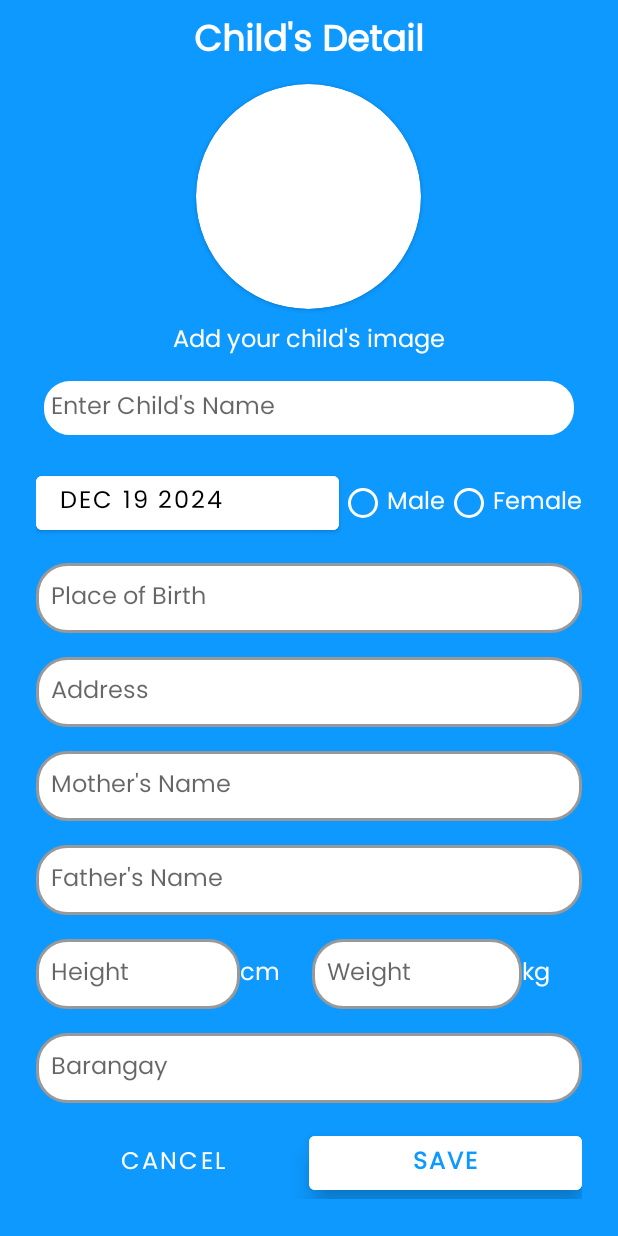
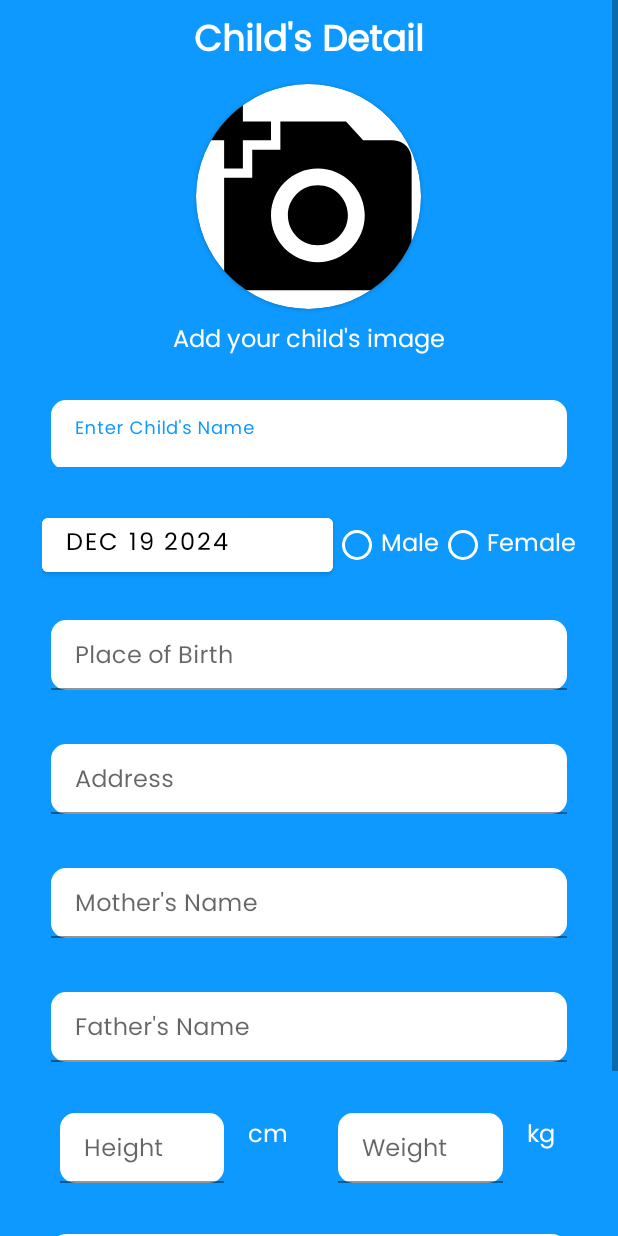
Before and after one commit to Hysao/ImmuniCare, an Android app: the ChildInputActivity screen opened directly, with no data from a screen before it, on a phone screen of 412 x 824 dp. Run offline under Robolectric (Android 15) with nearby library versions, the light colour scheme and no system bars; our stand-ins replace Firebase (no records; nobody signed in at launch, a user with empty details on screens opened directly).

Commit message:
ChildInput UI updATE

```diff
--- a/app/src/main/java/com/myprograms/immunicare/user/ChildInputActivity.java
+++ b/app/src/main/java/com/myprograms/immunicare/user/ChildInputActivity.java
@@ -8,6 +8,7 @@ import android.view.View;
 import android.widget.Button;
 import android.widget.DatePicker;
 import android.widget.EditText;
+import android.widget.ImageView;
 import android.widget.RadioButton;
 import android.widget.Toast;
 
@@ -37,6 +38,8 @@ public class ChildInputActivity extends AppCompatActivity {
     private EditText childName, childPlaceOfBirth, childAddress, childMotherName, childFatherName,
             childHeight, childWeight, childBarangay;
     private RadioButton male, female;
+
+   private ImageView childPhoto;
 
     private FirebaseAuth mAuth;
     private FirebaseUser mUser;
--- a/app/src/main/res/layout/activity_child_input.xml
+++ b/app/src/main/res/layout/activity_child_input.xml
@@ -1,5 +1,6 @@
 <?xml version="1.0" encoding="utf-8"?>
-<ScrollView xmlns:android="http://schemas.android.com/apk/res/android"
+<ScrollView
+    xmlns:android="http://schemas.android.com/apk/res/android"
     xmlns:app="http://schemas.android.com/apk/res-auto"
     xmlns:tools="http://schemas.android.com/tools"
     android:id="@+id/main"
@@ -40,6 +41,15 @@
             app:cardPreventCornerOverlap="true"
             >
 
+            <ImageView
+                android:layout_width="match_parent"
+                android:layout_height="match_parent"
+                android:id="@+id/childPhoto"
+                android:background="@drawable/vc_add_photo_100"
+                android:backgroundTint="@color/black"
+                android:scaleType="centerCrop"
+                android:layout_gravity="center"
+                />
 
 
         </androidx.cardview.widget.CardView>
@@ -55,27 +65,42 @@
             android:textColor="@color/white"
             />
 
+        <com.google.android.material.textfield.TextInputLayout
+            android:layout_width="match_parent"
+            android:layout_height="wrap_content"
+            android:fontFamily="@font/poppins_regular"
+            android:textSize="16sp"
+            android:layout_marginHorizontal="16dp"
+            android:layout_marginVertical="8dp"
+            android:padding="10dp"
+            app:boxCornerRadiusBottomEnd="10dp"
+            app:boxCornerRadiusBottomStart="10dp"
+            app:boxCornerRadiusTopEnd="10dp"
+            app:boxCornerRadiusTopStart="10dp"
+            android:hint="@string/enter_child_s_name"
+
+            >
+
         <EditText
             android:id="@+id/childName"
             android:layout_width="match_parent"
             android:layout_height="wrap_content"
             android:layout_marginTop="8dp"
             android:autofillHints="name"
+            android:padding="10dp"
             android:fontFamily="@font/poppins_regular"
             android:textSize="16sp"
-            android:hint="@string/enter_child_s_name"
-            android:background="@drawable/bg_et"
             android:inputType="textPersonName"
-            android:padding="10dp"
-            android:layout_marginHorizontal="16dp"
-            android:layout_marginVertical="8dp"
+            android:backgroundTint="@color/white"
             />
+
+        </com.google.android.material.textfield.TextInputLayout>
 
         <LinearLayout
             android:layout_width="match_parent"
             android:layout_height="wrap_content"
             android:orientation="horizontal"
-            android:layout_marginHorizontal="16dp"
+            android:layout_marginHorizontal="20dp"
             android:layout_marginVertical="8dp"
             >
 
@@ -130,20 +155,48 @@
 
         </LinearLayout>
 
+        <com.google.android.material.textfield.TextInputLayout
+            android:layout_width="match_parent"
+            android:layout_height="wrap_content"
+            android:fontFamily="@font/poppins_regular"
+            android:textSize="16sp"
+            android:layout_marginHorizontal="16dp"
+            android:layout_marginVertical="8dp"
+            android:padding="10dp"
+            app:boxCornerRadiusBottomEnd="10dp"
+            app:boxCornerRadiusBottomStart="10dp"
+            app:boxCornerRadiusTopEnd="10dp"
+            app:boxCornerRadiusTopStart="10dp"
+            android:hint="@string/place_of_birth"
+
+            >
             <EditText
                 android:id="@+id/childPlaceOfBirth"
                 android:layout_width="match_parent"
                 android:layout_height="wrap_content"
                 android:fontFamily="@font/poppins_regular"
                 android:textSize="16sp"
-            android:hint="@string/place_of_birth"
-            android:background="@drawable/bg_et"
-            android:inputType="textPersonName"
                 android:padding="10dp"
+                android:backgroundTint="@color/white"
+                />
+
+        </com.google.android.material.textfield.TextInputLayout>
+
+        <com.google.android.material.textfield.TextInputLayout
+            android:layout_width="match_parent"
+            android:layout_height="wrap_content"
+            android:fontFamily="@font/poppins_regular"
+            android:textSize="16sp"
             android:layout_marginHorizontal="16dp"
             android:layout_marginVertical="8dp"
-            />
+            android:padding="10dp"
+            app:boxCornerRadiusBottomEnd="10dp"
+            app:boxCornerRadiusBottomStart="10dp"
+            app:boxCornerRadiusTopEnd="10dp"
+            app:boxCornerRadiusTopStart="10dp"
+            android:hint="@string/address"
 
+            >
 
             <EditText
                 android:id="@+id/childAddress"
@@ -151,27 +204,56 @@
                 android:layout_height="wrap_content"
                 android:fontFamily="@font/poppins_regular"
                 android:textSize="16sp"
-            android:hint="@string/address"
-            android:background="@drawable/bg_et"
-            android:inputType="textPersonName"
+
                 android:padding="10dp"
-            android:layout_marginVertical="8dp"
-            android:layout_marginHorizontal="16dp"
+                android:backgroundTint="@color/white"
                 />
 
+        </com.google.android.material.textfield.TextInputLayout>
+
+
+        <com.google.android.material.textfield.TextInputLayout
+            android:layout_width="match_parent"
+            android:layout_height="wrap_content"
+            android:fontFamily="@font/poppins_regular"
+            android:textSize="16sp"
+            android:layout_marginHorizontal="16dp"
+            android:layout_marginVertical="8dp"
+            android:padding="10dp"
+            app:boxCornerRadiusBottomEnd="10dp"
+            app:boxCornerRadiusBottomStart="10dp"
+            app:boxCornerRadiusTopEnd="10dp"
+            app:boxCornerRadiusTopStart="10dp"
+            android:hint="@string/mother_s_name"
+            >
             <EditText
                 android:id="@+id/childMotherName"
                 android:layout_width="match_parent"
                 android:layout_height="wrap_content"
                 android:fontFamily="@font/poppins_regular"
                 android:textSize="16sp"
-            android:hint="@string/mother_s_name"
-            android:background="@drawable/bg_et"
                 android:inputType="textPersonName"
                 android:padding="10dp"
+                android:backgroundTint="@color/white"
+                />
+
+        </com.google.android.material.textfield.TextInputLayout>
+
+        <com.google.android.material.textfield.TextInputLayout
+            android:layout_width="match_parent"
+            android:layout_height="wrap_content"
+            android:fontFamily="@font/poppins_regular"
+            android:textSize="16sp"
             android:layout_marginHorizontal="16dp"
             android:layout_marginVertical="8dp"
-            />
+            android:padding="10dp"
+            app:boxCornerRadiusBottomEnd="10dp"
+            app:boxCornerRadiusBottomStart="10dp"
+            app:boxCornerRadiusTopEnd="10dp"
+            app:boxCornerRadiusTopStart="10dp"
+            android:hint="@string/father_s_name"
+
+            >
 
             <EditText
                 android:id="@+id/childFatherName"
@@ -179,14 +261,15 @@
                 android:layout_height="wrap_content"
                 android:fontFamily="@font/poppins_regular"
                 android:textSize="16sp"
-            android:hint="@string/father_s_name"
                 android:textColor="@color/black"
-            android:background="@drawable/bg_et"
                 android:inputType="textPersonName"
                 android:padding="10dp"
-            android:layout_marginHorizontal="16dp"
-            android:layout_marginVertical="8dp"
+                android:backgroundTint="@color/white"
                 />
+
+        </com.google.android.material.textfield.TextInputLayout>
+
+
 
         <LinearLayout
             android:layout_width="match_parent"
@@ -196,17 +279,33 @@
             android:layout_marginVertical="8dp"
             >
 
+            <com.google.android.material.textfield.TextInputLayout
+                android:layout_width="wrap_content"
+                android:layout_height="wrap_content"
+                android:fontFamily="@font/poppins_regular"
+                android:textSize="16sp"
+                android:layout_marginHorizontal="16dp"
+                android:layout_marginVertical="8dp"
+                app:boxCornerRadiusBottomEnd="10dp"
+                app:boxCornerRadiusBottomStart="10dp"
+                app:boxCornerRadiusTopEnd="10dp"
+                app:boxCornerRadiusTopStart="10dp"
+                android:hint="@string/height"
+                android:layout_weight="3"
+                >
                 <EditText
                     android:id="@+id/childHeight"
-                android:layout_width="wrap_content"
+                    android:layout_width="match_parent"
                     android:layout_height="wrap_content"
-                android:layout_weight="3"
                     android:textSize="16sp"
                     android:padding="10dp"
-                android:background="@drawable/bg_et"
-                android:hint="@string/height"
                     android:fontFamily="@font/poppins_regular"
+                    android:backgroundTint="@color/white"
                     />
+
+            </com.google.android.material.textfield.TextInputLayout>
+
+
 
             <TextView
                 android:layout_width="wrap_content"
@@ -218,17 +317,35 @@
                 android:textColor="@color/white"
                 />
 
+            <com.google.android.material.textfield.TextInputLayout
+                android:layout_width="wrap_content"
+                android:layout_height="wrap_content"
+                android:fontFamily="@font/poppins_regular"
+                android:textSize="16sp"
+                android:layout_marginHorizontal="16dp"
+                android:layout_marginVertical="8dp"
+                app:boxCornerRadiusBottomEnd="10dp"
+                app:boxCornerRadiusBottomStart="10dp"
+                app:boxCornerRadiusTopEnd="10dp"
+                app:boxCornerRadiusTopStart="10dp"
+                android:layout_weight="3"
+                android:hint="Weight"
+
+                >
                 <EditText
                     android:id="@+id/childWeight"
-                android:layout_width="wrap_content"
+                    android:layout_width="match_parent"
                     android:layout_height="wrap_content"
-                android:layout_weight="3"
                     android:textSize="16sp"
                     android:padding="10dp"
-                android:background="@drawable/bg_et"
-                android:hint="Weight"
+
                     android:fontFamily="@font/poppins_regular"
+                    android:backgroundTint="@color/white"
                     />
+
+
+            </com.google.android.material.textfield.TextInputLayout>
+
 
             <TextView
                 android:layout_width="wrap_content"
@@ -243,19 +360,37 @@
         </LinearLayout>
 
 
+        <com.google.android.material.textfield.TextInputLayout
+            android:layout_width="match_parent"
+            android:layout_height="wrap_content"
+            android:fontFamily="@font/poppins_regular"
+            android:textSize="16sp"
+            android:layout_marginHorizontal="16dp"
+            android:layout_marginVertical="8dp"
+            android:padding="10dp"
+            app:boxCornerRadiusBottomEnd="10dp"
+            app:boxCornerRadiusBottomStart="10dp"
+            app:boxCornerRadiusTopEnd="10dp"
+            app:boxCornerRadiusTopStart="10dp"
+            android:hint="@string/barangay"
+
+            >
+
             <EditText
                 android:id="@+id/childBarangay"
                 android:layout_width="match_parent"
                 android:layout_height="wrap_content"
                 android:fontFamily="@font/poppins_regular"
                 android:textSize="16sp"
-            android:hint="@string/barangay"
-            android:background="@drawable/bg_et"
                 android:inputType="textPersonName"
                 android:padding="10dp"
-            android:layout_marginHorizontal="16dp"
-            android:layout_marginVertical="8dp"
+                android:backgroundTint="@color/white"
+
                 />
+
+        </com.google.android.material.textfield.TextInputLayout>
+
+
 
 
         <LinearLayout
```
Lines whose indentation alone changed are shown as unchanged.
